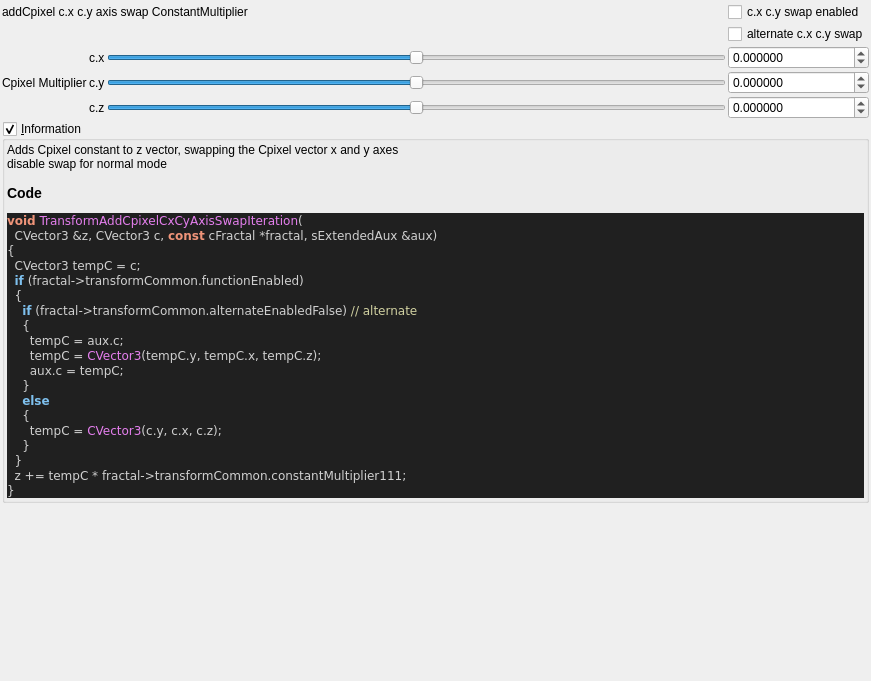
Qt form mandelbulber2/qt_data/fractal_transf_add_Cpixel_CxCy_axis_swap.ui (buddhi1980/mandelbulber2) before a commit.
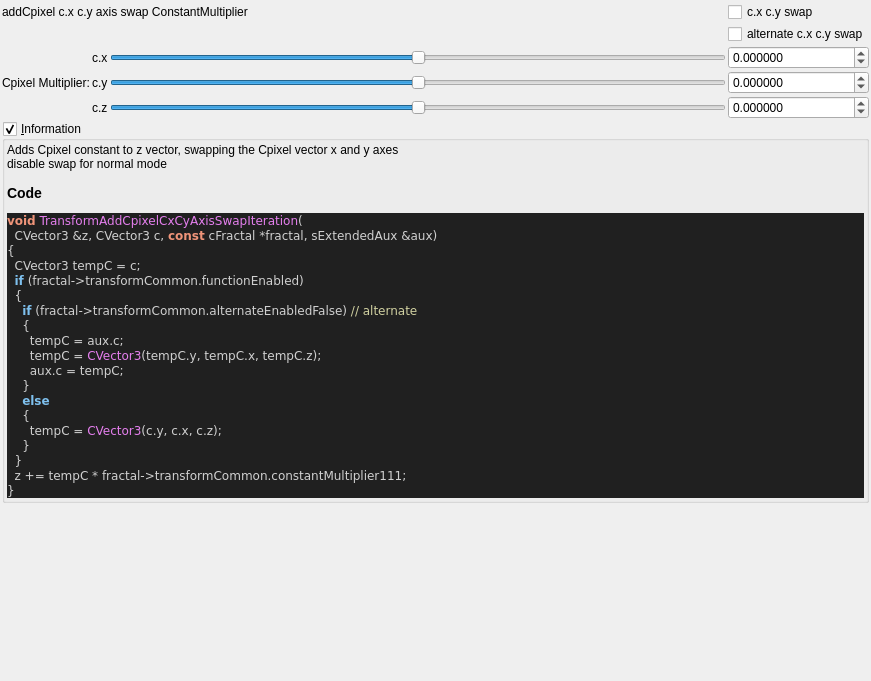
The same form after that commit. Custom widgets are drawn as their Qt base class.

Patch:
```diff
--- a/mandelbulber2/qt_data/fractal_transf_add_Cpixel_CxCy_axis_swap.ui
+++ b/mandelbulber2/qt_data/fractal_transf_add_Cpixel_CxCy_axis_swap.ui
@@ -61,7 +61,7 @@
      <item row="0" column="3">
       <widget class="QCheckBox" name="checkBox_transf_function_enabled">
        <property name="text">
-        <string>c.x c.y swap enabled</string>
+        <string>c.x c.y swap</string>
        </property>
       </widget>
      </item>
@@ -178,7 +178,7 @@
      <item row="2" column="0" rowspan="3">
       <widget class="QLabel" name="label_108">
        <property name="text">
-        <string>Cpixel Multiplier</string>
+        <string>Cpixel Multiplier:</string>
        </property>
       </widget>
      </item>
```
Left out of the diff: 11 changed lines with no effect on the pictures.
